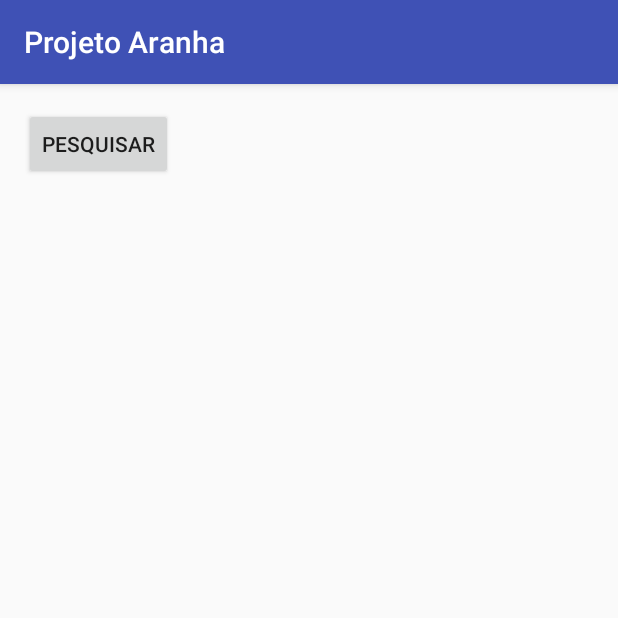
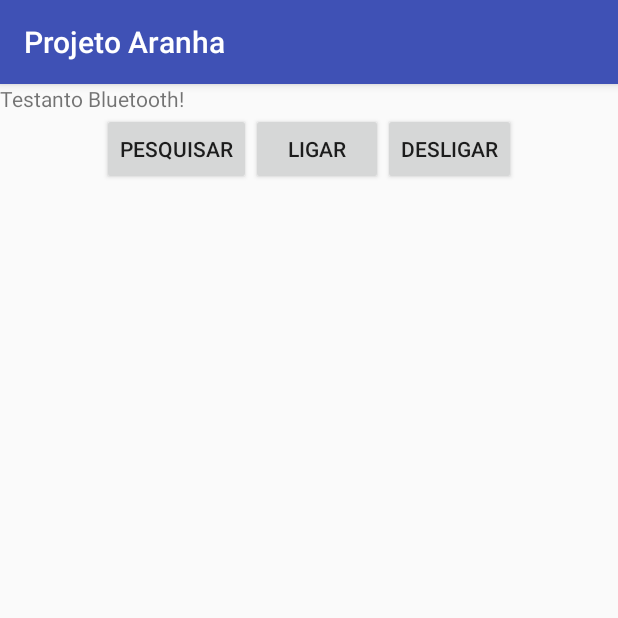
Before and after one commit to dnmendes76/ProjetoAranha, an Android app: the screen it shows after launch (MainActivity), on a phone screen of 412 x 824 dp, the top half of it. Run offline under Robolectric (Android 15) with nearby library versions, the phone set to English and light mode, and no system bars.

Commit message:
Testando Bluetooth

```diff
--- a/ProjetoAranha/app/src/main/java/aranha/ufc/com/br/projetoaranha/MainActivity.java
+++ b/ProjetoAranha/app/src/main/java/aranha/ufc/com/br/projetoaranha/MainActivity.java
@@ -27,7 +27,7 @@ import java.util.UUID;
 
 public class MainActivity extends AppCompatActivity {
 
-    Button pesquisar;
+    Button pesquisar, ligar, desligar;
     ListView listaDispositivos;
 
     ArrayList<String> dispositivos = new ArrayList<String>();
@@ -70,12 +70,39 @@ public class MainActivity extends AppCompatActivity {
             }
         });
 
-        pesquisar = (Button) findViewById(R.id.pesquisar);
+        pesquisar = (Button) findViewById(R.id.btnPesquisar);
         pesquisar.setOnClickListener(new View.OnClickListener() {
             @Override
             public void onClick(View v) {
                 descobrirDispositivos();
                 adaptador.startDiscovery();
+            }
+        });
+
+        ligar = (Button) findViewById(R.id.btnLigar);
+        ligar.setOnClickListener(new View.OnClickListener() {
+            @Override
+            public void onClick(View v) {
+                try {
+                    out.write("A".getBytes());
+                    out.flush();
+                } catch (IOException e) {
+                    e.printStackTrace();
+                }
+            }
+        });
+
+
+        desligar = (Button) findViewById(R.id.btnDesligar);
+        desligar.setOnClickListener(new View.OnClickListener() {
+            @Override
+            public void onClick(View v) {
+                try {
+                    out.write("B".getBytes());
+                    out.flush();
+                } catch (IOException e) {
+                    e.printStackTrace();
+                }
             }
         });
 
--- a/ProjetoAranha/app/src/main/res/layout/activity_main.xml
+++ b/ProjetoAranha/app/src/main/res/layout/activity_main.xml
@@ -1,36 +1,47 @@
 <?xml version="1.0" encoding="utf-8"?>
-<RelativeLayout xmlns:android="http://schemas.android.com/apk/res/android"
+<LinearLayout xmlns:android="http://schemas.android.com/apk/res/android"
     xmlns:tools="http://schemas.android.com/tools"
     android:id="@+id/activity_main"
-    android:layout_width="match_parent"
-    android:layout_height="match_parent"
-    android:paddingBottom="@dimen/activity_vertical_margin"
-    android:paddingLeft="@dimen/activity_horizontal_margin"
-    android:paddingRight="@dimen/activity_horizontal_margin"
-    android:paddingTop="@dimen/activity_vertical_margin"
+    android:layout_width="fill_parent"
+    android:layout_height="fill_parent"
+    android:orientation="vertical"
     tools:context="aranha.ufc.com.br.projetoaranha.MainActivity">
-<!--
+
     <TextView
         android:layout_width="wrap_content"
         android:layout_height="wrap_content"
-        android:text="Hello World!" />
--->
-    <Button
-        android:layout_width="wrap_content"
+        android:text="Testanto Bluetooth!" />
+
+    <LinearLayout
+        android:layout_width="fill_parent"
         android:layout_height="wrap_content"
-        android:id="@+id/pesquisar"
-        android:text="Pesquisar" />
+        android:orientation="horizontal"
+        android:gravity="center">
+
+        <Button
+            android:layout_width="wrap_content"
+            android:layout_height="wrap_content"
+            android:text="Pesquisar"
+            android:id="@+id/btnPesquisar"/>
+        <Button
+            android:layout_width="wrap_content"
+            android:layout_height="wrap_content"
+            android:text="Ligar"
+            android:id="@+id/btnLigar"/>
+        <Button
+            android:layout_width="wrap_content"
+            android:layout_height="wrap_content"
+            android:text="Desligar"
+            android:id="@+id/btnDesligar"/>
+    </LinearLayout>
 
     <ListView
         android:layout_width="fill_parent"
         android:layout_height="wrap_content"
         android:id="@+id/listaDispositivos"
-        android:background="#000000"
-        android:layout_below="@+id/pesquisar"
-        android:layout_alignParentLeft="true"
-        android:layout_alignParentStart="true">
+        android:background="@color/accent_material_light">
     </ListView>
 
 
 
-</RelativeLayout>
+</LinearLayout>
```
Also changed, not shown: 1 other file.
